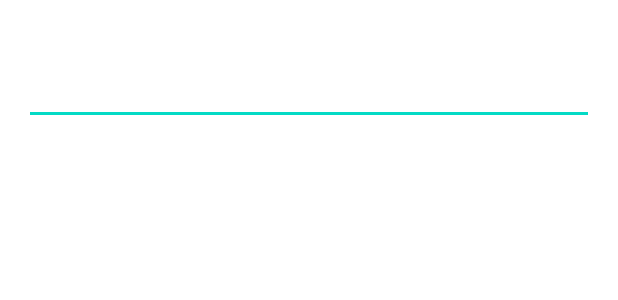
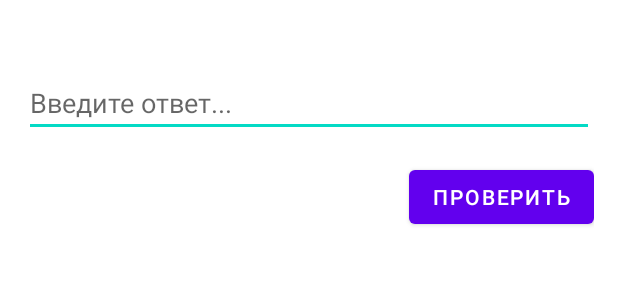
Before and after one commit to ytcreap/Langapp, an Android app built with Jetpack Compose: the layout holder_text_input.xml on its own in the app's theme, with its tools: preview values and no code run, on a phone screen of 412 x 824 dp. Shown: the top 300 px of the screen. Run offline under Robolectric (Android 15) with nearby library versions, the phone set to English and light mode, and no system bars.

Commit message:
0.1.2 image input, text input, открытие картинок

```diff
--- a/app/src/main/java/com/example/langapp/data/model/Task.kt
+++ b/app/src/main/java/com/example/langapp/data/model/Task.kt
@@ -39,6 +39,7 @@ data class MultipleChoiceTask(
 // 2. Ввод по изображению
 @Parcelize
 data class ImageInputTask(
+    @get:PropertyName("question") val question: String,
     @get:PropertyName("name") override val taskname: String,
     @get:PropertyName("id") override val id: String,
     @get:PropertyName("image") val image: String,
@@ -54,7 +55,7 @@ data class ImageInputTask(
 data class TextInputTask(
     @get:PropertyName("name") override val taskname: String,
     @get:PropertyName("id") override val id: String,
-    @get:PropertyName("textPrompt") val textPrompt: String,
+    @get:PropertyName("question") val question: String,
     @get:PropertyName("correctAnswer") val correctAnswer: String,
     @get:PropertyName("audioSupport") val audioSupport: String? = null,
     val userAnswer: String? = null
--- a/app/src/main/java/com/example/langapp/ui/adapters/UniversalTaskAdapter.kt
+++ b/app/src/main/java/com/example/langapp/ui/adapters/UniversalTaskAdapter.kt
@@ -47,8 +47,8 @@ class UniversalTaskAdapter(
         val item = items[position]
         when (holder) {
             is MultipleChoiceHolder -> holder.bind(item as MultipleChoiceTask)
-            is ImageInputHolder -> holder.bind(item as ImageInputTask, onItemClick)
-            is TextInputHolder -> holder.bind(item as TextInputTask, onItemClick)
+            is ImageInputHolder -> holder.bind(item as ImageInputTask)
+            is TextInputHolder -> holder.bind(item as TextInputTask)
             is AudioInputHolder -> holder.bind(item as AudioInputTask, onItemClick)
             is ImageAudioHolder -> holder.bind(item as ImageAudioTask, onItemClick)
             is ImageRecordingHolder -> holder.bind(item as ImageRecordingTask, onItemClick)
--- a/app/src/main/res/layout/holder_text_input.xml
+++ b/app/src/main/res/layout/holder_text_input.xml
@@ -9,19 +9,22 @@
         android:id="@+id/promptText"
         android:layout_width="match_parent"
         android:layout_height="wrap_content"
-        android:textSize="16sp"/>
+        android:textSize="16sp"
+        android:textStyle="bold"/>
 
     <LinearLayout
         android:layout_width="match_parent"
         android:layout_height="wrap_content"
-        android:orientation="horizontal">
+        android:orientation="horizontal"
+        android:layout_marginTop="8dp">
 
         <EditText
             android:id="@+id/inputField"
             android:layout_width="0dp"
             android:layout_height="wrap_content"
             android:layout_weight="1"
-            android:inputType="text"/>
+            android:inputType="text"
+            android:hint="@string/enter_answer"/>
 
         <ImageButton
             android:id="@+id/audioButton"
@@ -30,4 +33,21 @@
             android:src="@drawable/ic_volume"
             android:visibility="gone"/>
     </LinearLayout>
+
+    <Button
+        android:id="@+id/submitButton"
+        android:layout_width="wrap_content"
+        android:layout_height="wrap_content"
+        android:layout_gravity="end"
+        android:layout_marginTop="16dp"
+        android:text="Проверить"/>
+
+    <TextView
+        android:id="@+id/resultText"
+        android:layout_width="match_parent"
+        android:layout_height="wrap_content"
+        android:layout_marginTop="16dp"
+        android:visibility="gone"
+        android:textSize="16sp"/>
+
 </LinearLayout>
--- a/app/src/main/res/values/strings.xml
+++ b/app/src/main/res/values/strings.xml
@@ -67,5 +67,7 @@
     <string name="play">Воспроизвести</string>
     <string name="hide_hint">Скрыть подсказку</string>
     <string name="attempts">Попыток: %d</string>
+    <string name="close">Закрыть</string>
+    <string name="fullscreen_image">Полноразмерное изображение</string>
 
 </resources>
```
Also changed, not shown: app/src/main/java/com/example/langapp/data/model/FirebaseSimulator.kt (+23 -1 lines), app/src/main/java/com/example/langapp/ui/holders/ImageInputHolder.kt (+82 -12 lines), app/src/main/java/com/example/langapp/ui/holders/TextInputHolder.kt (+34 -9 lines), app/src/main/res/layout/dialog_fullscreen_image.xml (added, +24 -0 lines), app/src/main/res/layout/holder_image_input.xml (+20 -0 lines).
